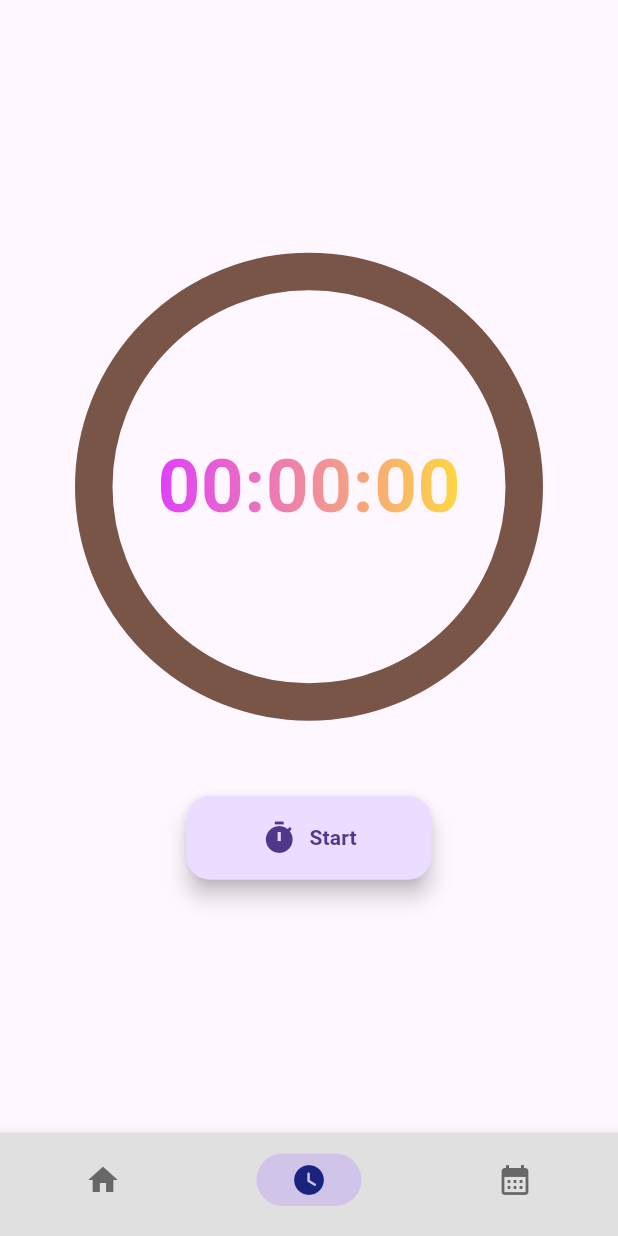
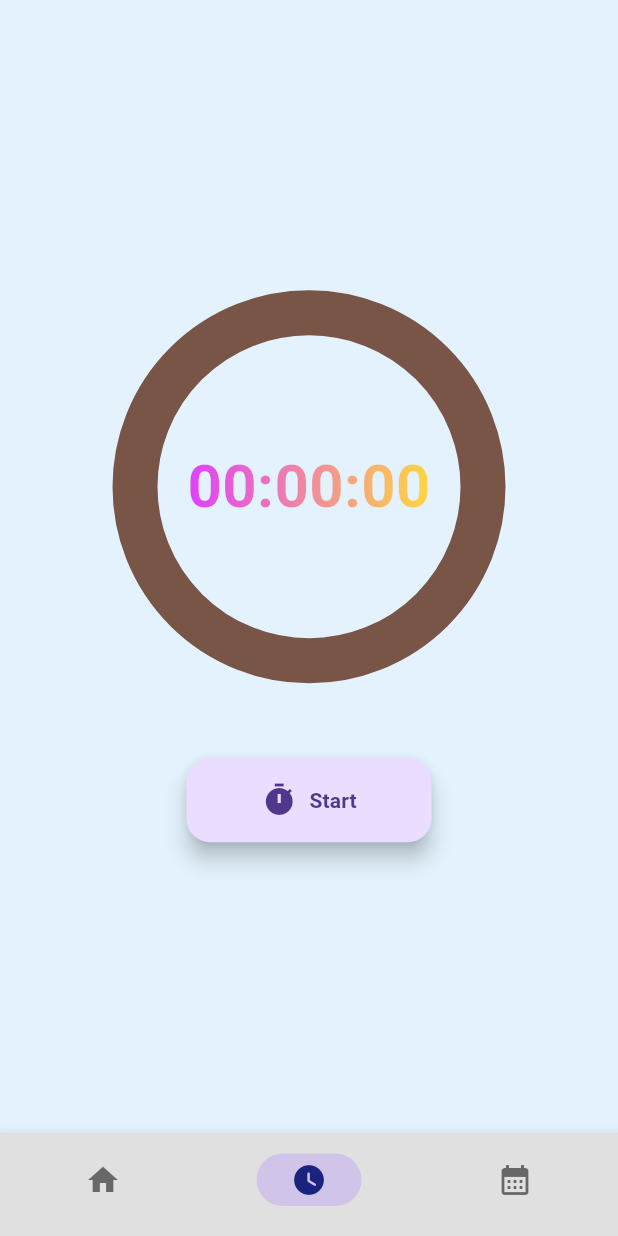
Before and after one commit to williamvux/util_app, a Flutter app: the screen it shows after launch, item 2 of the bottom bar chosen, after a tap on "Start", on a phone screen of 412 x 824 dp. Run offline on Flutter 3.47's test engine with Material 3 defaults, Android fonts, the phone set to English and light mode, and no system bars; our stand-ins replace equatable, flutter_bloc; network calls fail.

Commit message:
orientation

```diff
--- a/lib/modules/bottom_menu/index.dart
+++ b/lib/modules/bottom_menu/index.dart
@@ -24,18 +24,19 @@ class MenuPage extends StatefulWidget {
   const MenuPage({super.key});
 
   @override
-  _MenuPageState createState() => _MenuPageState();
+  State<MenuPage> createState() => _MenuPageState();
 }
 
 class _MenuPageState extends State<MenuPage> {
   int _selectedIndex = 0;
 
   // Widgets for each tab/screen
-  final List<Widget> _widgetOptions = <Widget>[
+  List<Widget> _widgetOptions({Orientation direction = Orientation.portrait}) =>
+      <Widget>[
         Container(),
         BlocProvider(
           create: (context) => ClockBloc(),
-      child: const ClockScreen(),
+          child: ClockScreen(direction: direction),
         ),
         Container(),
       ];
@@ -68,9 +69,20 @@ class _MenuPageState extends State<MenuPage> {
 
   @override
   Widget build(BuildContext context) {
+    return LayoutBuilder(builder: (
+      BuildContext context,
+      BoxConstraints constraints,
+    ) {
+      print([75, constraints.maxWidth, constraints.maxHeight]);
+      final Orientation direction = constraints.maxHeight > constraints.maxWidth
+          ? Orientation.portrait
+          : Orientation.landscape;
       return Scaffold(
-      body: _widgetOptions.elementAt(_selectedIndex),
-      bottomNavigationBar: BottomNavigationBar(
+        body: _widgetOptions(direction: direction).elementAt(_selectedIndex),
+        bottomNavigationBar: AnimatedContainer(
+          duration: const Duration(milliseconds: 500),
+          height: direction == Orientation.portrait ? null : 0,
+          child: BottomNavigationBar(
             type: BottomNavigationBarType.fixed,
             backgroundColor: Colors.grey[300],
             items: <BottomNavigationBarItem>[
@@ -84,7 +96,9 @@ class _MenuPageState extends State<MenuPage> {
             showSelectedLabels: false,
             showUnselectedLabels: false,
           ),
+        ),
         drawerEnableOpenDragGesture: true,
       );
+    });
   }
 }
--- a/lib/modules/clock/components/circle_clock.dart
+++ b/lib/modules/clock/components/circle_clock.dart
@@ -19,7 +19,7 @@ class CircleClock extends StatelessWidget {
           decoration: BoxDecoration(
             shape: BoxShape.circle,
             border: Border.all(
-              width: 25,
+              width: 30,
               color: randColor(),
             ),
           ),
--- a/lib/modules/clock/components/timer.dart
+++ b/lib/modules/clock/components/timer.dart
@@ -17,7 +17,7 @@ class TimerWidget extends StatelessWidget {
             return GradientText(
               state.timer.timer,
               style: const TextStyle(
-                fontSize: 50,
+                fontSize: 40,
                 fontWeight: FontWeight.bold,
               ),
               gradient: LinearGradient(colors: [
@@ -29,7 +29,7 @@ class TimerWidget extends StatelessWidget {
             return const GradientText(
               '00:00:00',
               style: TextStyle(
-                fontSize: 50,
+                fontSize: 40,
                 fontWeight: FontWeight.bold,
               ),
               gradient: LinearGradient(colors: [
--- a/lib/modules/clock/index.dart
+++ b/lib/modules/clock/index.dart
@@ -7,20 +7,22 @@ import 'package:util/models/pair.dart';
 import 'package:util/models/triple.dart';
 import 'package:util/modules/clock/Entities/timer.dart';
 import 'package:util/modules/clock/bloc/clock_bloc/clock_bloc.dart';
-import 'package:util/modules/clock/components/circle_clock.dart';
-import 'package:util/modules/clock/components/timer.dart';
+import 'package:util/modules/clock/widgets/clock.dart';
 import 'package:util/utils/index.dart';
 
 class ClockScreen extends StatefulWidget {
+  final Orientation direction;
   static const String routeName = 'clock';
   static Route route() {
     return MaterialPageRoute(
-      builder: (BuildContext context) => const ClockScreen(),
+      builder: (BuildContext context) => const ClockScreen(
+        direction: Orientation.portrait,
+      ),
       settings: const RouteSettings(name: routeName),
     );
   }
 
-  const ClockScreen({super.key});
+  const ClockScreen({super.key, required this.direction});
 
   @override
   State<ClockScreen> createState() => _ClockScreenState();
@@ -28,35 +30,57 @@ class ClockScreen extends StatefulWidget {
 
 class _ClockScreenState extends State<ClockScreen> {
   final ReceivePort port = ReceivePort();
+  int hour = 0;
+  int minute = 0;
+  int second = 0;
   Isolate? isolate;
   @override
   void initState() {
     super.initState();
+    _setUpPort();
+  }
+
+  void _setUpPort() {
     port.listen((pair) {
-      print([35, pair]);
-      context.read<ClockBloc>().add(SetupClock(
-          timer: TimerEntity(timer: pair.first, seconds: pair.second)));
+      context.read<ClockBloc>().add(
+            SetupClock(
+              timer: TimerEntity(
+                timer: pair.first,
+                seconds: pair.second,
+              ),
+            ),
+          );
     });
-    Isolate.spawn(
-      (Pair<SendPort, Triple<int, int, int>> pair) {
-        final timer = pair.second;
-        int seconds = timer.first * 60 * 60 + timer.second * 60 + timer.third;
+  }
+
+  void _setUpClock(Triple<int, int, int> triple) async {
+    isolate?.kill();
+    final int seconds =
+        triple.first * 60 * 60 + triple.second * 60 + triple.third;
+    SetupClock(
+      timer: TimerEntity(
+        timer: secondsToHms(seconds: seconds),
+        seconds: seconds,
+      ),
+    );
+    Isolate value = await Isolate.spawn(
+      (Pair<SendPort, int> pair) {
+        int seconds = pair.second;
         Timer.periodic(const Duration(seconds: 1), (Timer timer) {
-          seconds -= 1;
           pair.first
               .send(Pair<String, int>(secondsToHms(seconds: seconds), seconds));
           if (seconds == 0) {
             timer.cancel();
           }
+          seconds -= 1;
         });
       },
-      Pair<SendPort, Triple<int, int, int>>(
+      Pair<SendPort, int>(
         port.sendPort,
-        const Triple(0, 1, 0),
+        seconds,
       ),
-    ).then((Isolate value) {
-      isolate = value;
-    });
+    );
+    isolate = value;
   }
 
   @override
@@ -68,26 +92,21 @@ class _ClockScreenState extends State<ClockScreen> {
 
   @override
   Widget build(BuildContext context) {
-    final widthClock = MediaQuery.of(context).size.width - 100;
+    final widthClock = MediaQuery.of(context).size.width - 150;
     return Scaffold(
+      backgroundColor: Colors.blue.shade50,
       body: Center(
         child: Column(
           mainAxisAlignment: MainAxisAlignment.center,
           crossAxisAlignment: CrossAxisAlignment.center,
           children: [
-            SizedBox(
-              width: widthClock,
-              height: widthClock,
-              child: Stack(
-                children: [
-                  CircleClock(widthClock: widthClock),
-                  const TimerWidget(),
-                ],
-              ),
-            ),
+            ClockWidget(widthClock: widthClock),
             const SizedBox(height: 50),
             FloatingActionButton.extended(
-              onPressed: () {},
+              onPressed: () {
+                second = 10;
+                _setUpClock(Triple(hour, minute, second));
+              },
               extendedPadding: const EdgeInsets.symmetric(horizontal: 50),
               icon: const Icon(Icons.timer),
               label: const Text(
--- /dev/null
+++ b/lib/modules/clock/widgets/clock.dart
@@ -0,0 +1,26 @@
+import 'package:flutter/material.dart';
+import 'package:util/modules/clock/components/circle_clock.dart';
+import 'package:util/modules/clock/components/timer.dart';
+
+class ClockWidget extends StatelessWidget {
+  const ClockWidget({
+    super.key,
+    required this.widthClock,
+  });
+
+  final double widthClock;
+
+  @override
+  Widget build(BuildContext context) {
+    return SizedBox(
+      width: widthClock,
+      height: widthClock,
+      child: Stack(
+        children: [
+          CircleClock(widthClock: widthClock),
+          const TimerWidget(),
+        ],
+      ),
+    );
+  }
+}
```
Lines whose indentation alone changed are shown as unchanged.
